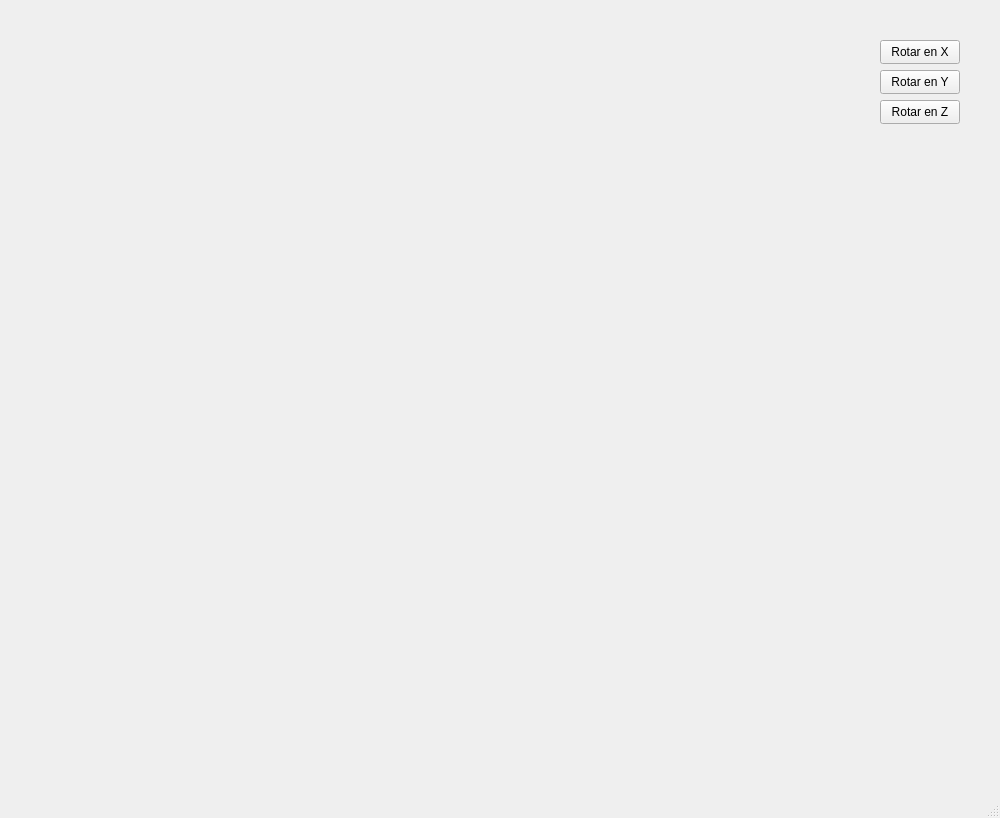
This is mainwindow.ui in LuisCT13/CerdoOpenGL as Qt 5 draws it before an edit. The edited form follows.
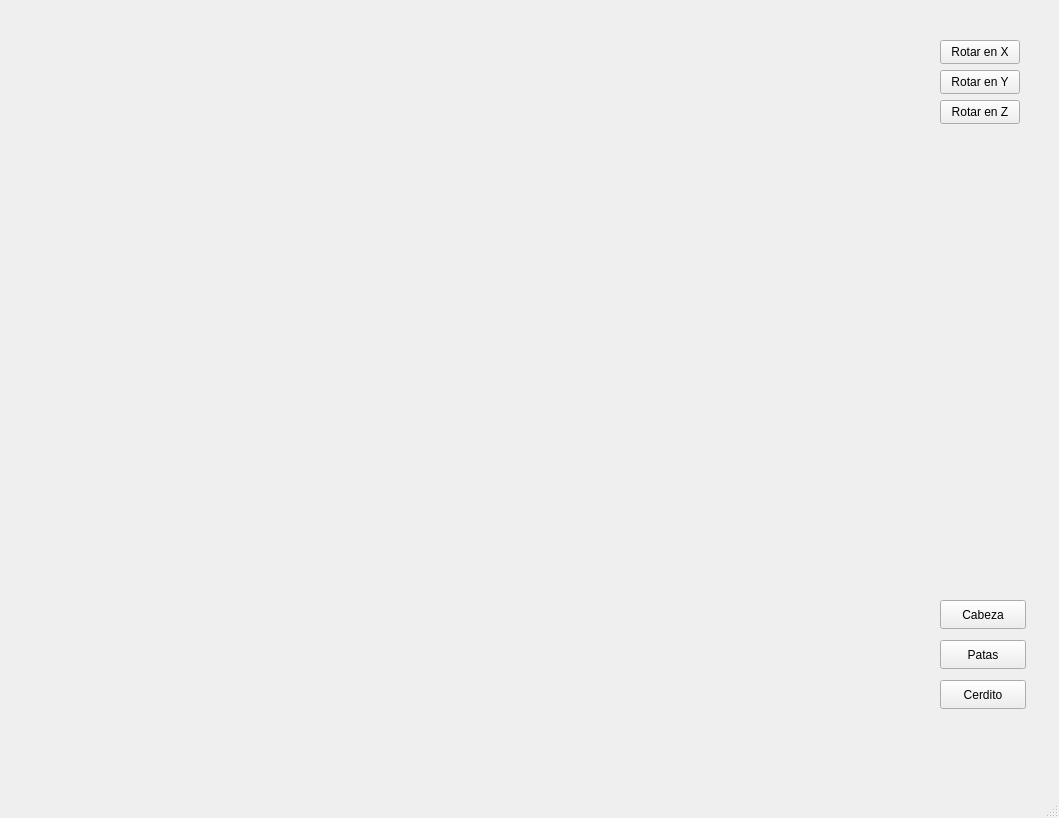
This is the edited form.

Commit message: se mueve todo el cerdo con el mouse

Patch:
```diff
--- a/mainwindow.ui
+++ b/mainwindow.ui
@@ -6,7 +6,7 @@
    <rect>
     <x>0</x>
     <y>0</y>
-    <width>1000</width>
+    <width>1059</width>
     <height>818</height>
    </rect>
   </property>
@@ -19,7 +19,7 @@
      <rect>
       <x>30</x>
       <y>40</y>
-      <width>841</width>
+      <width>881</width>
       <height>721</height>
      </rect>
     </property>
@@ -28,7 +28,7 @@
    <widget class="QPushButton" name="rotarenX">
     <property name="geometry">
      <rect>
-      <x>880</x>
+      <x>940</x>
       <y>40</y>
       <width>80</width>
       <height>24</height>
@@ -41,7 +41,7 @@
    <widget class="QPushButton" name="rotarenY">
     <property name="geometry">
      <rect>
-      <x>880</x>
+      <x>940</x>
       <y>70</y>
       <width>80</width>
       <height>24</height>
@@ -54,7 +54,7 @@
    <widget class="QPushButton" name="rotarenZ">
     <property name="geometry">
      <rect>
-      <x>880</x>
+      <x>940</x>
       <y>100</y>
       <width>80</width>
       <height>24</height>
@@ -64,6 +64,45 @@
      <string>Rotar en Z</string>
     </property>
    </widget>
+   <widget class="QPushButton" name="selCabeza">
+    <property name="geometry">
+     <rect>
+      <x>940</x>
+      <y>600</y>
+      <width>86</width>
+      <height>29</height>
+     </rect>
+    </property>
+    <property name="text">
+     <string>Cabeza</string>
+    </property>
+   </widget>
+   <widget class="QPushButton" name="selPatas">
+    <property name="geometry">
+     <rect>
+      <x>940</x>
+      <y>640</y>
+      <width>86</width>
+      <height>29</height>
+     </rect>
+    </property>
+    <property name="text">
+     <string>Patas</string>
+    </property>
+   </widget>
+   <widget class="QPushButton" name="selTodo">
+    <property name="geometry">
+     <rect>
+      <x>940</x>
+      <y>680</y>
+      <width>86</width>
+      <height>29</height>
+     </rect>
+    </property>
+    <property name="text">
+     <string>Cerdito</string>
+    </property>
+   </widget>
   </widget>
   <widget class="QMenuBar" name="menubar">
    <property name="geometry">
```
Left out of the diff: 4 changed lines with no effect on the pictures. The commit also changes 20 other files.
